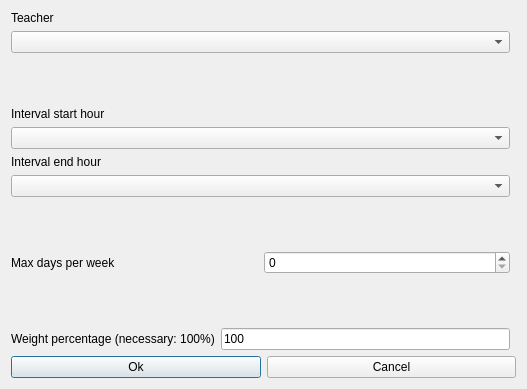
Above: fet/src/interface/modifyconstraintteacherafternoonintervalmaxdaysperweekform_template.ui from vonmecheln/fet before the change. Below: the same form after it.
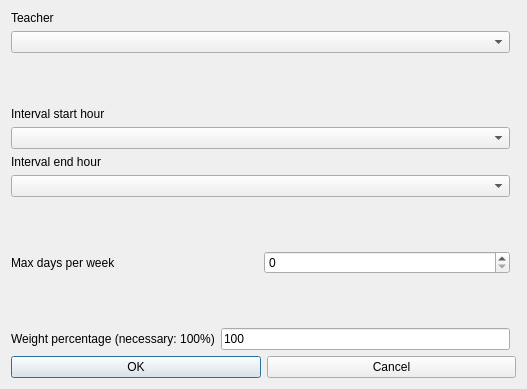
That is the form after the change.

The edit to the form file:
```diff
--- a/fet/src/interface/modifyconstraintteacherafternoonintervalmaxdaysperweekform_template.ui
+++ b/fet/src/interface/modifyconstraintteacherafternoonintervalmaxdaysperweekform_template.ui
@@ -19,7 +19,7 @@
      <item>
       <widget class="QPushButton" name="okPushButton">
        <property name="text">
-        <string>Ok</string>
+        <string>OK</string>
        </property>
       </widget>
      </item>
```
